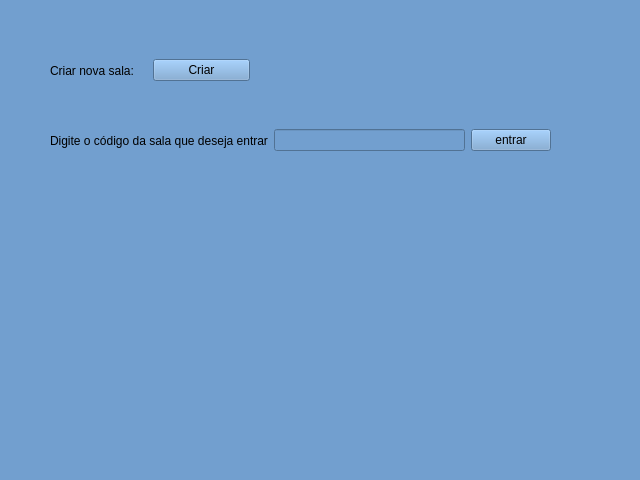
JonhLucas/Projeto-redes, file TelaPrincipal.ui: the form before one commit.
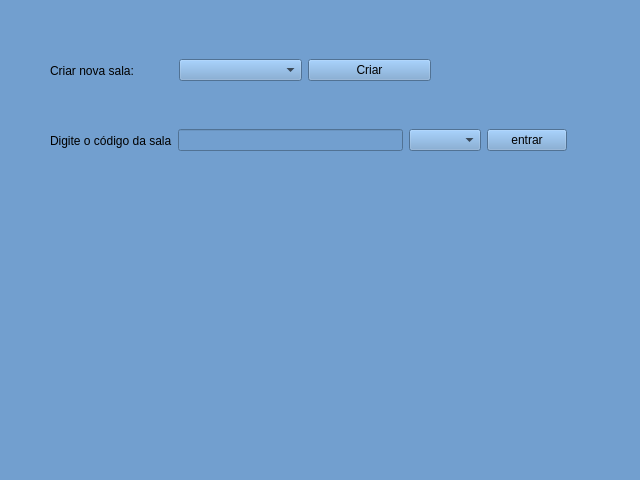
The form after the commit.

Patch:
```diff
--- a/TelaPrincipal.ui
+++ b/TelaPrincipal.ui
@@ -31,7 +31,7 @@
       <rect>
        <x>130</x>
        <y>100</y>
-       <width>200</width>
+       <width>381</width>
        <height>41</height>
       </rect>
      </property>
@@ -43,6 +43,9 @@
         </property>
        </widget>
       </item>
+      <item>
+       <widget class="QComboBox" name="comboBox"/>
+      </item>
       <item>
        <widget class="QPushButton" name="criar">
         <property name="text">
@@ -57,7 +60,7 @@
       <rect>
        <x>130</x>
        <y>170</y>
-       <width>501</width>
+       <width>517</width>
        <height>41</height>
       </rect>
      </property>
@@ -65,13 +68,16 @@
       <item>
        <widget class="QLabel" name="label_2">
         <property name="text">
-         <string>Digite o código da sala que deseja entrar</string>
+         <string>Digite o código da sala</string>
         </property>
        </widget>
       </item>
       <item>
        <widget class="QLineEdit" name="lineEdit"/>
       </item>
+      <item>
+       <widget class="QComboBox" name="comboBox_2"/>
+      </item>
       <item>
        <widget class="QPushButton" name="Entrar">
         <property name="text">
```
